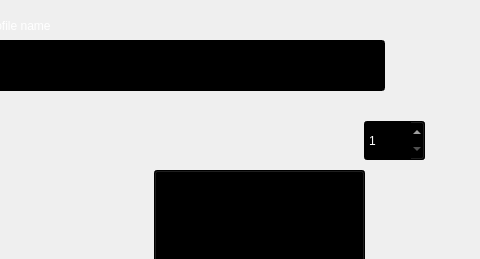
george0815/Sekiro-Mod-Manager, file addprofile.ui: the form before one commit; both pictures show x 276 to 756 and y 0 to 259 of the 756 by 259 pixel window.
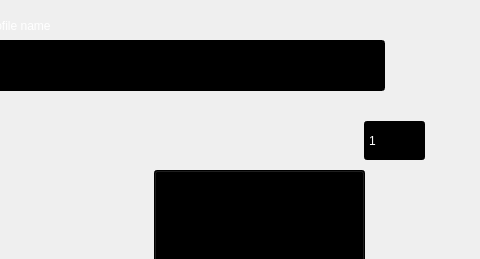
The form after the commit. Icons and pictures are not drawn.

Commit message: Fixed UI bugs introduced by new version of qt

What changed in the file:
```diff
--- a/addprofile.ui
+++ b/addprofile.ui
@@ -59,6 +59,9 @@
 background-color: rgb(0, 0, 0);
 font: 26pt &quot;Assassin$&quot;;</string>
    </property>
+   <property name="buttonSymbols">
+    <enum>QAbstractSpinBox::NoButtons</enum>
+   </property>
    <property name="minimum">
     <number>1</number>
    </property>
```
The commit also changes 3 other files.
